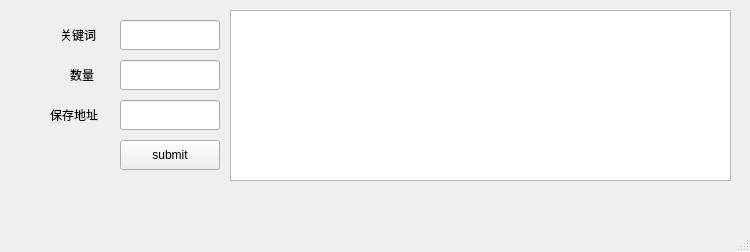
Old version of the form Crawler.ui in the repository VerySeriousMan/Crawler.
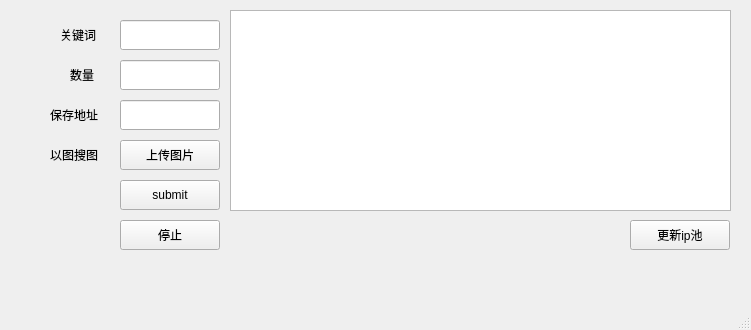
New version of the form.

Commit message: 增加停止、以图搜图与更新ip池按键，以图搜图仍在开发中

Diff of the .ui file:
```diff
--- a/Crawler.ui
+++ b/Crawler.ui
@@ -6,8 +6,8 @@
    <rect>
     <x>0</x>
     <y>0</y>
-    <width>750</width>
-    <height>252</height>
+    <width>751</width>
+    <height>330</height>
    </rect>
   </property>
   <property name="sizePolicy">
@@ -63,7 +63,7 @@
     <property name="geometry">
      <rect>
       <x>120</x>
-      <y>140</y>
+      <y>180</y>
       <width>100</width>
       <height>30</height>
      </rect>
@@ -78,7 +78,7 @@
       <x>230</x>
       <y>10</y>
       <width>501</width>
-      <height>171</height>
+      <height>201</height>
      </rect>
     </property>
    </widget>
@@ -121,6 +121,58 @@
      <string/>
     </property>
    </widget>
+   <widget class="QLabel" name="pic_load_label">
+    <property name="geometry">
+     <rect>
+      <x>50</x>
+      <y>140</y>
+      <width>65</width>
+      <height>30</height>
+     </rect>
+    </property>
+    <property name="text">
+     <string>以图搜图</string>
+    </property>
+   </widget>
+   <widget class="QPushButton" name="pic_load_button">
+    <property name="geometry">
+     <rect>
+      <x>120</x>
+      <y>140</y>
+      <width>100</width>
+      <height>30</height>
+     </rect>
+    </property>
+    <property name="text">
+     <string>上传图片</string>
+    </property>
+   </widget>
+   <widget class="QPushButton" name="get_proxies_button">
+    <property name="geometry">
+     <rect>
+      <x>630</x>
+      <y>220</y>
+      <width>100</width>
+      <height>30</height>
+     </rect>
+    </property>
+    <property name="text">
+     <string>更新ip池</string>
+    </property>
+   </widget>
+   <widget class="QPushButton" name="stop_button">
+    <property name="geometry">
+     <rect>
+      <x>120</x>
+      <y>220</y>
+      <width>100</width>
+      <height>30</height>
+     </rect>
+    </property>
+    <property name="text">
+     <string>停止</string>
+    </property>
+   </widget>
   </widget>
   <widget class="QMenuBar" name="menubar">
    <property name="geometry">
```
Left out of the diff: 10 changed lines with no effect on the pictures. The commit also changes 9 other files.
